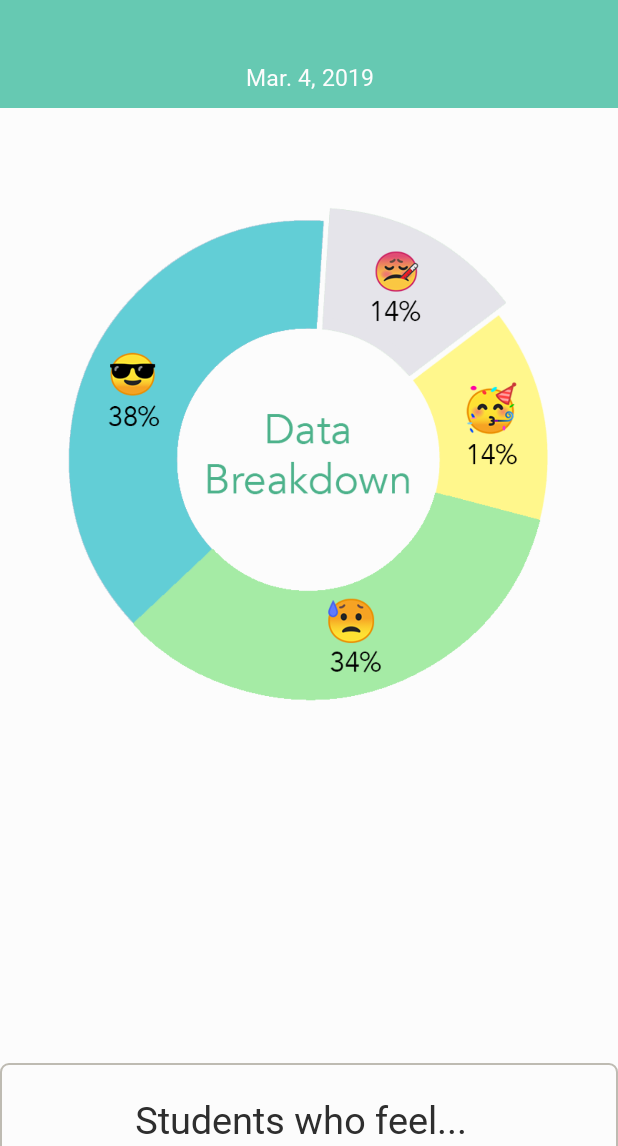
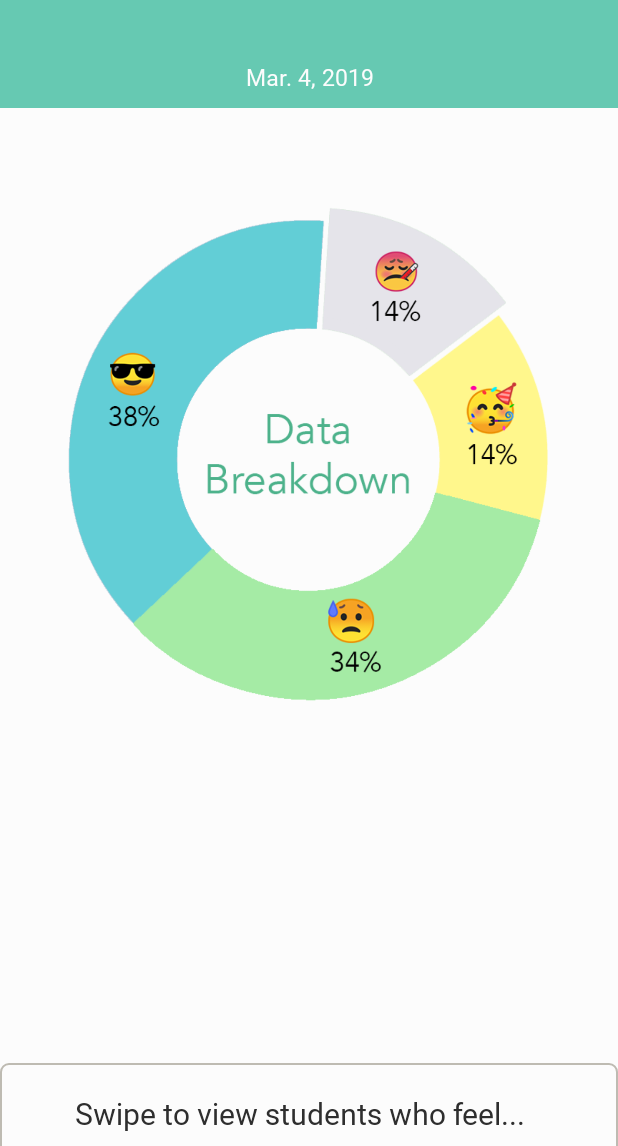
Before and after one commit to educonnect-194h/EduConnect, an Android app: the ClassResultsActivity screen opened directly, with no data from a screen before it, on a phone screen of 412 x 824 dp, the part 90-1236 px from its top. Run offline under Robolectric (Android 15) with nearby library versions, the phone set to English and light mode, and no system bars.

Commit message:
Changed text to "Swipe to view..."

```diff
--- a/EduConnectApp/app/src/main/res/layout/activity_class_results.xml
+++ b/EduConnectApp/app/src/main/res/layout/activity_class_results.xml
@@ -124,10 +124,10 @@
             android:layout_margin="20dp"
             android:fontFamily="@font/avenir"
             android:gravity="center"
-            android:text="Students who feel..."
+            android:text="Swipe to view students who feel..."
             android:textColor="@color/darkGray"
-            android:textSize="25dp"
-            android:paddingBottom="10dp"/>
+            android:textSize="20dp"
+            android:paddingBottom="20dp"/>
 
         <LinearLayout
             android:layout_width="wrap_content"
```
